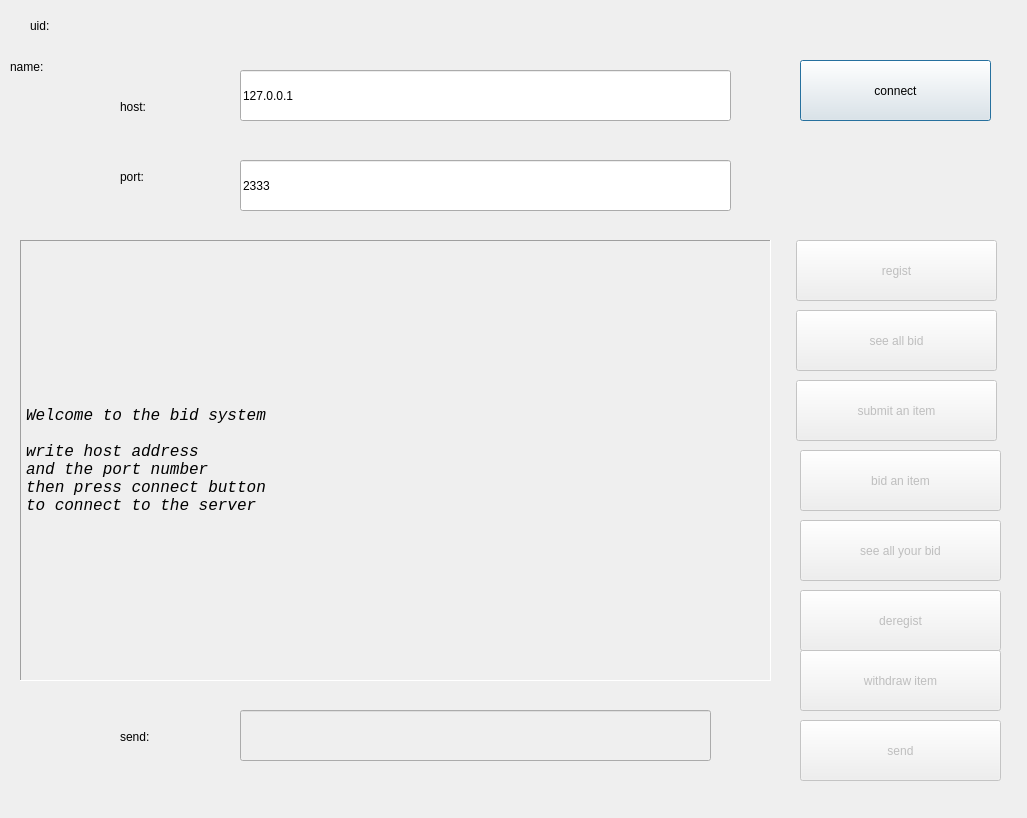
Qt form project/tcp/tcpclient/tcpClient/client.ui (Freshield/LEARNING_QT) before a commit.
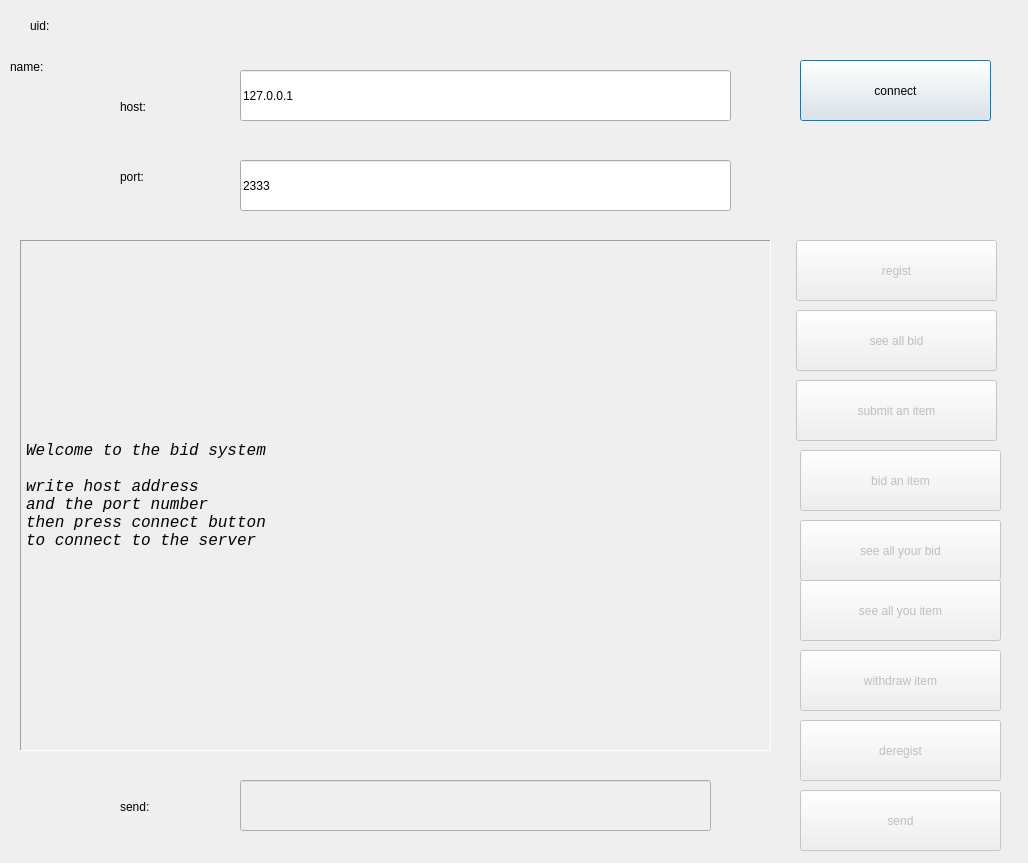
The same form after that commit.

Patch:
```diff
--- a/project/tcp/tcpclient/tcpClient/client.ui
+++ b/project/tcp/tcpclient/tcpClient/client.ui
@@ -6,8 +6,8 @@
    <rect>
     <x>0</x>
     <y>0</y>
-    <width>1027</width>
-    <height>818</height>
+    <width>1028</width>
+    <height>863</height>
    </rect>
   </property>
   <property name="windowTitle">
@@ -45,7 +45,7 @@
      <x>20</x>
      <y>240</y>
      <width>751</width>
-     <height>441</height>
+     <height>511</height>
     </rect>
    </property>
    <property name="font">
@@ -121,7 +121,7 @@
    <property name="geometry">
     <rect>
      <x>800</x>
-     <y>720</y>
+     <y>790</y>
      <width>201</width>
      <height>61</height>
     </rect>
@@ -137,7 +137,7 @@
    <property name="geometry">
     <rect>
      <x>240</x>
-     <y>710</y>
+     <y>780</y>
      <width>471</width>
      <height>51</height>
     </rect>
@@ -150,7 +150,7 @@
    <property name="geometry">
     <rect>
      <x>120</x>
-     <y>720</y>
+     <y>790</y>
      <width>116</width>
      <height>34</height>
     </rect>
@@ -272,7 +272,7 @@
    <property name="geometry">
     <rect>
      <x>800</x>
-     <y>590</y>
+     <y>720</y>
      <width>201</width>
      <height>61</height>
     </rect>
@@ -323,6 +323,22 @@
     <string/>
    </property>
   </widget>
+  <widget class="QPushButton" name="see_all_your_item_pushButton">
+   <property name="enabled">
+    <bool>false</bool>
+   </property>
+   <property name="geometry">
+    <rect>
+     <x>800</x>
+     <y>580</y>
+     <width>201</width>
+     <height>61</height>
+    </rect>
+   </property>
+   <property name="text">
+    <string>see all you item</string>
+   </property>
+  </widget>
  </widget>
  <layoutdefault spacing="6" margin="11"/>
  <resources/>
```
